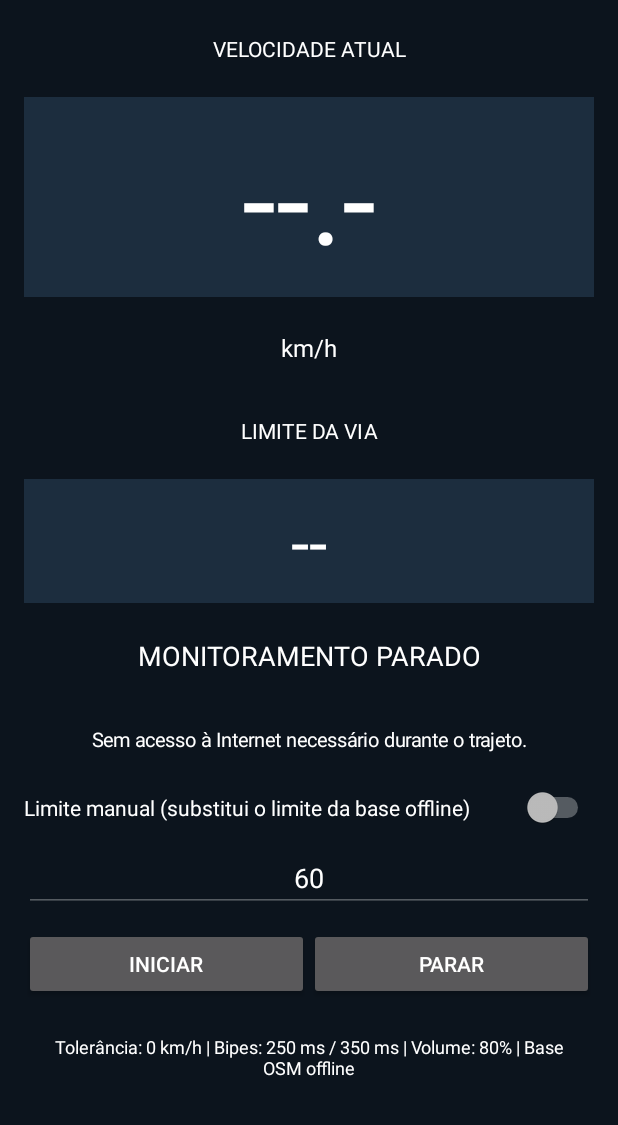
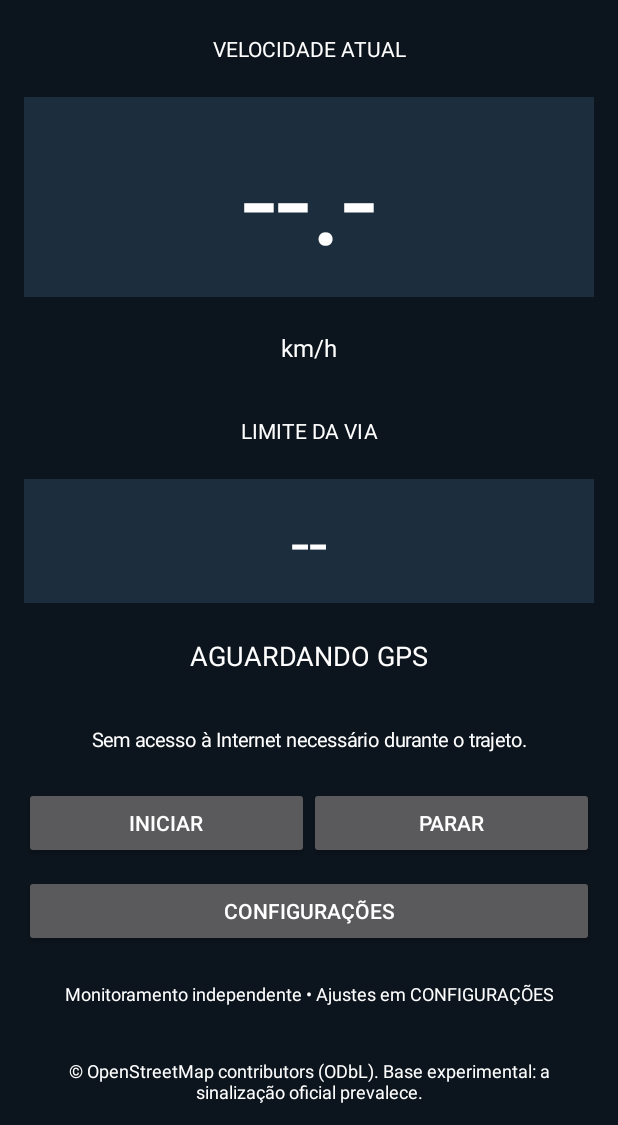
Before and after one commit to alexpmr/speed-alert, an Android app: the screen it shows after launch (MainActivity), on a phone screen of 412 x 824 dp, the part 111-1236 px from its top. Run offline under Robolectric (Android 15) with nearby library versions, the phone set to English and light mode, and no system bars.

Commit message:
feat: auto-start monitoring and apply stored audio, limit and screen settings

```diff
--- a/app/src/main/java/com/pt2vhf/speedalert/MainActivity.kt
+++ b/app/src/main/java/com/pt2vhf/speedalert/MainActivity.kt
@@ -7,7 +7,7 @@ import android.content.pm.PackageManager
 import android.graphics.Color
 import android.os.Build
 import android.os.Bundle
-import android.text.InputType
+import android.view.WindowManager
 import android.view.Gravity
 import android.widget.*
 import java.util.Locale
@@ -17,9 +17,7 @@ class MainActivity: Activity() {
   private lateinit var limit:TextView
   private lateinit var status:TextView
   private lateinit var source:TextView
-  private lateinit var input:EditText
-  private lateinit var manual:Switch
-  private val pref by lazy { getSharedPreferences("config",MODE_PRIVATE) }
+  private val pref by lazy { AppConfig.prefs(this) }
   private val receiver=object:BroadcastReceiver() {
     override fun onReceive(c:Context?,i:Intent?) {
       if(i?.action==MonitorService.UPDATE)
@@ -53,23 +51,8 @@ class MainActivity: Activity() {
     add(box,status)
     source=text("Sem acesso à Internet necessário durante o trajeto.",13f)
     add(box,source)
-    manual=Switch(this).apply {
-      text="Limite manual (substitui o limite da base offline)"
-      setTextColor(Color.WHITE);isChecked=pref.getBoolean("manual",false)
-      setOnCheckedChangeListener { _,v ->
-        pref.edit().putBoolean("manual",v).apply()
-        input.isEnabled=v;saveManual()
-      }
-    }
-    add(box,manual)
-    input=EditText(this).apply {
-      inputType=InputType.TYPE_CLASS_NUMBER;gravity=Gravity.CENTER
-      setText(pref.getInt("manualLimit",60).toString());setTextColor(Color.WHITE)
-      hint="Limite km/h";isEnabled=manual.isChecked
-    }
-    add(box,input)
     val buttons=LinearLayout(this)
-    val start=Button(this).apply { text="INICIAR";setOnClickListener { saveManual();startMonitor() } }
+    val start=Button(this).apply { text="INICIAR";setOnClickListener { startMonitor() } }
     val stop=Button(this).apply {
       text="PARAR"
       setOnClickListener {
@@ -80,13 +63,15 @@ class MainActivity: Activity() {
     buttons.addView(start,LinearLayout.LayoutParams(0,-2,1f))
     buttons.addView(stop,LinearLayout.LayoutParams(0,-2,1f))
     add(box,buttons)
-    add(box,text("Tolerância: 0 km/h | Bipes: 250 ms / 350 ms | Volume: 80% | Base OSM offline",12f))
+    add(box,Button(this).apply {
+      text="CONFIGURAÇÕES"
+      setOnClickListener { startActivity(Intent(this@MainActivity,SettingsActivity::class.java)) }
+    })
+    add(box,text("Monitoramento independente • Ajustes em CONFIGURAÇÕES",12f))
     add(box,text("© OpenStreetMap contributors (ODbL). Base experimental: a sinalização oficial prevalece.",12f))
     setContentView(scroll)
-  }
-  private fun saveManual() {
-    val n=input.text.toString().toIntOrNull()
-    if(n!=null && n in 10..130) pref.edit().putInt("manualLimit",n).apply()
+    // Start automatically when user opens the app (not on device boot).
+    if(AppConfig.auto(pref)) startMonitor()
   }
   private fun startMonitor() {
     if(checkSelfPermission(Manifest.permission.ACCESS_FINE_LOCATION)!=PackageManager.PERMISSION_GRANTED) {
@@ -95,7 +80,13 @@ class MainActivity: Activity() {
       requestPermissions(perms.toTypedArray(),440)
       return
     }
-    startForegroundService(Intent(this,MonitorService::class.java).setAction(MonitorService.START))
+    try {
+      startForegroundService(Intent(this,MonitorService::class.java).setAction(MonitorService.START))
+      status.text="AGUARDANDO GPS"
+    } catch(e:Exception) {
+      status.text="NÃO FOI POSSÍVEL INICIAR"
+      Toast.makeText(this,e.localizedMessage?:"Falha no serviço",Toast.LENGTH_LONG).show()
+    }
   }
   override fun onRequestPermissionsResult(code:Int,perms:Array<out String>,results:IntArray) {
     super.onRequestPermissionsResult(code,perms,results)
@@ -109,6 +100,11 @@ class MainActivity: Activity() {
     else @Suppress("DEPRECATION") registerReceiver(receiver,IntentFilter(MonitorService.UPDATE))
     MonitorService.latest?.let { render(it.speed,it.limit,it.status,it.source,it.alarm) }
   }
+  override fun onResume() {
+    super.onResume()
+    if(AppConfig.screen(pref)) window.addFlags(WindowManager.LayoutParams.FLAG_KEEP_SCREEN_ON)
+    else window.clearFlags(WindowManager.LayoutParams.FLAG_KEEP_SCREEN_ON)
+  }
   override fun onStop() { unregisterReceiver(receiver);super.onStop() }
   private fun render(v:Double,max:Double,message:String,origin:String,alarm:Boolean) {
     speed.text=if(v>=0) String.format(Locale.US,"%.1f",v) else "--.-"
```
Also changed, not shown: app/src/main/java/com/pt2vhf/speedalert/MonitorService.kt (+54 -16 lines).
